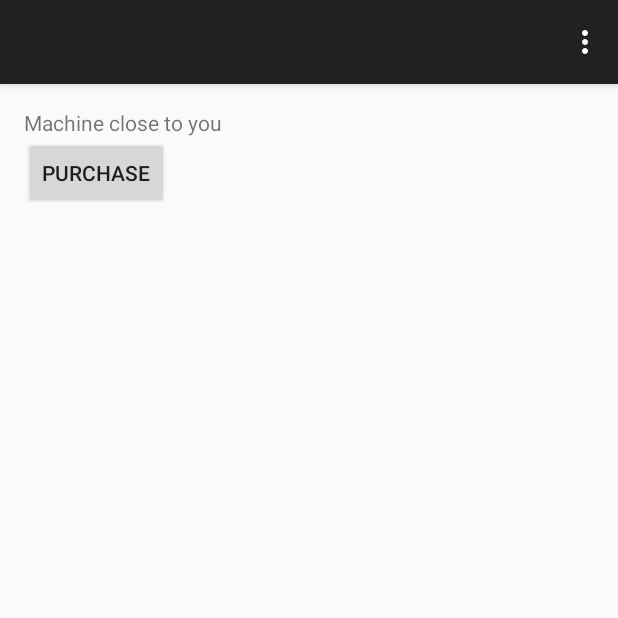
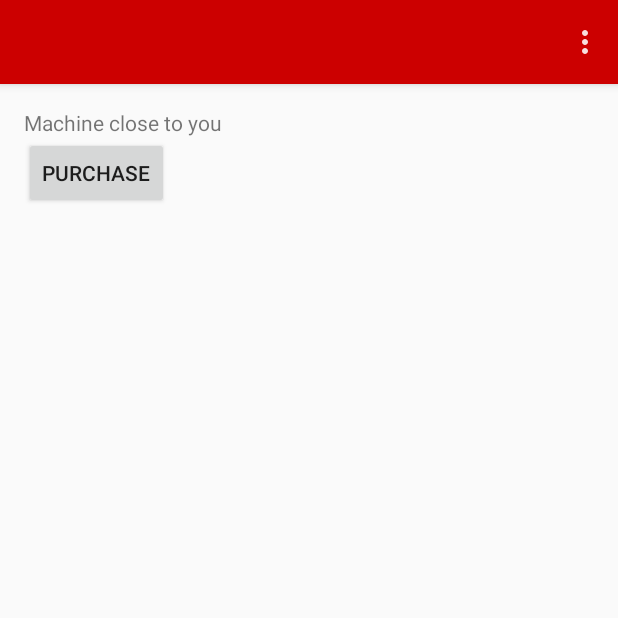
Before and after one commit to igorcferreira/candies-android, an Android app: the screen it shows after launch (MainActivity), on a phone screen of 412 x 824 dp, the top half of it. Run offline under Robolectric (Android 15) with nearby library versions, the phone set to English and light mode, and no system bars; our stand-ins replace Volley; libraries missing offline, so code that uses them is left out: org.altbeacon.beacon; 4 statements that could not run were skipped.

Commit message:
Basic implementation of the Material Design

```diff
--- a/app/src/main/java/com/pogamadores/candies/ui/activity/MainActivity.java
+++ b/app/src/main/java/com/pogamadores/candies/ui/activity/MainActivity.java
@@ -1,21 +1,21 @@
 package com.pogamadores.candies.ui.activity;
 
+import android.app.Activity;
 import android.os.Bundle;
-import android.support.v7.app.ActionBarActivity;
 import android.view.Menu;
 import android.view.MenuItem;
 
 import com.pogamadores.candies.R;
 import com.pogamadores.candies.ui.fragment.MainFragment;
 
-public class MainActivity extends ActionBarActivity {
+public class MainActivity extends Activity {
 
     @Override
     protected void onCreate(Bundle savedInstanceState) {
         super.onCreate(savedInstanceState);
         setContentView(R.layout.activity_main);
         if (savedInstanceState == null) {
-            getSupportFragmentManager().beginTransaction()
+            getFragmentManager().beginTransaction()
                     .add(R.id.container, new MainFragment())
                     .commit();
         }
--- a/app/src/main/java/com/pogamadores/candies/ui/fragment/MainFragment.java
+++ b/app/src/main/java/com/pogamadores/candies/ui/fragment/MainFragment.java
@@ -1,13 +1,13 @@
 package com.pogamadores.candies.ui.fragment;
 
 
+import android.app.Fragment;
 import android.content.ComponentName;
 import android.content.Context;
 import android.content.Intent;
 import android.content.ServiceConnection;
 import android.os.Bundle;
 import android.os.IBinder;
-import android.support.v4.app.Fragment;
 import android.view.LayoutInflater;
 import android.view.View;
 import android.view.ViewGroup;
@@ -23,7 +23,7 @@ import com.pogamadores.candies.util.IntentParameters;
 import org.altbeacon.beacon.Beacon;
 
 /**
- * A simple {@link Fragment} subclass.
+ * A simple {@link android.app.Fragment} subclass.
  */
 public class MainFragment extends Fragment {
 
--- a/app/src/main/res/values-v21/styles.xml
+++ b/app/src/main/res/values-v21/styles.xml
@@ -1,7 +1,10 @@
 <?xml version="1.0" encoding="utf-8"?>
 <resources>
 
-    <style name="AppTheme" parent="Theme.AppCompat.Light.DarkActionBar">
+    <style name="AppTheme" parent="android:Theme.Material.Light.DarkActionBar">
         <!-- Customize your theme here. -->
+        <item name="android:colorPrimaryDark">@android:color/holo_red_dark</item>
+        <item name="android:colorPrimary">@android:color/holo_red_dark</item>
+        <item name="android:colorAccent">@android:color/holo_blue_light</item>
     </style>
 </resources>
--- a/app/src/main/res/values/styles.xml
+++ b/app/src/main/res/values/styles.xml
@@ -3,6 +3,9 @@
     <!-- Base application theme. -->
     <style name="AppTheme" parent="Theme.AppCompat.Light.DarkActionBar">
         <!-- Customize your theme here. -->
+        <item name="colorPrimaryDark">@android:color/holo_red_dark</item>
+        <item name="colorPrimary">@android:color/holo_red_dark</item>
+        <item name="colorAccent">@android:color/holo_blue_light</item>
     </style>
 
 </resources>
```
